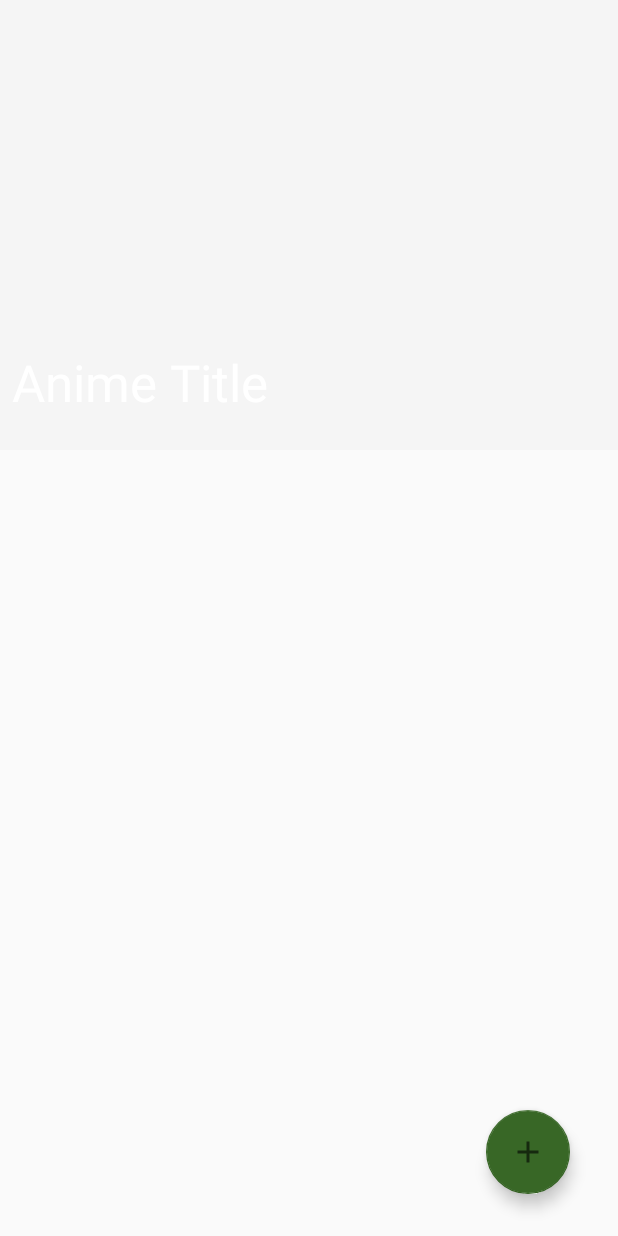
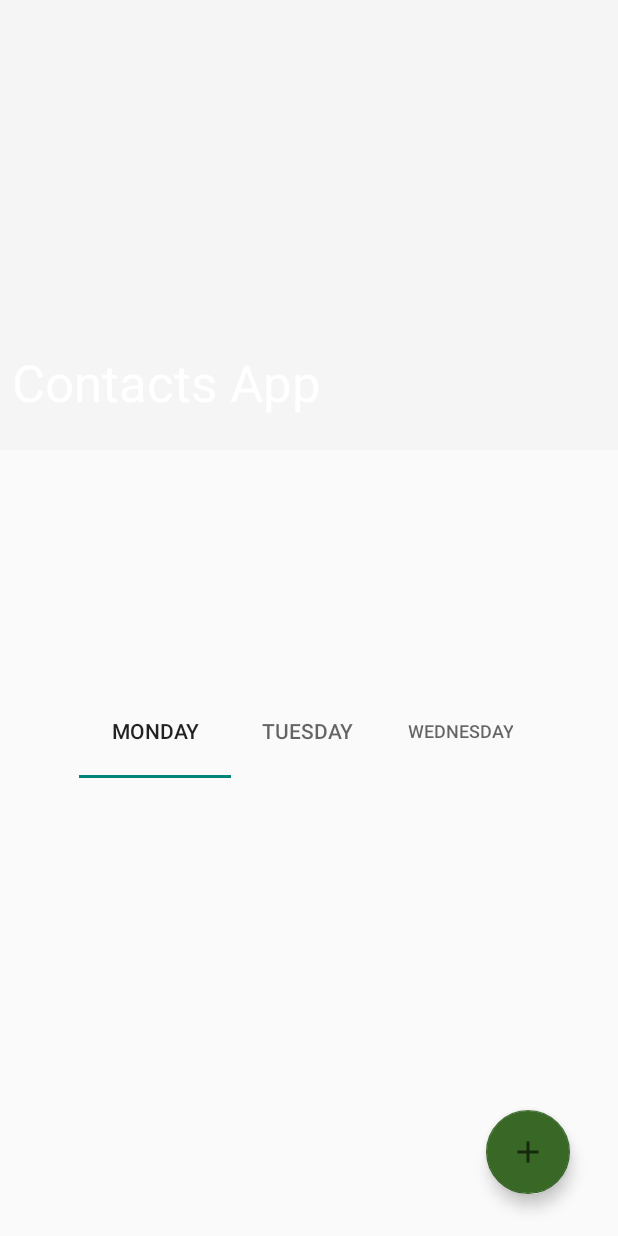
Before and after one commit to barretoalecio/android, an Android app: the layout activity_main.xml on its own in the app's theme, with its tools: preview values and no code run, on a phone screen of 412 x 824 dp. Run offline under Robolectric (Android 15) with nearby library versions, the phone set to English and light mode, and no system bars.

Commit message:
First Commit

```diff
--- a/app/build.gradle
+++ b/app/build.gradle
@@ -31,6 +31,8 @@ android {
 dependencies {
     implementation "androidx.room:room-runtime:2.2.5"
     implementation 'androidx.wear:wear:1.1.0'
+    implementation 'androidx.legacy:legacy-support-v4:1.0.0'
+    implementation 'androidx.recyclerview:recyclerview:1.1.0'
     annotationProcessor "androidx.room:room-compiler:2.2.5"
     androidTestImplementation "androidx.room:room-testing:2.2.5"
     // Lifecycle
--- a/app/src/main/res/layout/activity_main.xml
+++ b/app/src/main/res/layout/activity_main.xml
@@ -30,7 +30,7 @@
                 app:expandedTitleMarginEnd="8dp"
                 app:expandedTitleMarginStart="8dp"
                 app:layout_scrollFlags="exitUntilCollapsed|scroll"
-                app:title="Anime Title"
+                app:title="@string/app_bar_title"
                 app:titleEnabled="true">
 
                 <ImageView
@@ -43,23 +43,10 @@
                     android:layout_width="match_parent"
                     android:layout_height="?attr/actionBarSize"
                     app:title="shshhs" />
+
             </com.google.android.material.appbar.CollapsingToolbarLayout>
         </com.google.android.material.appbar.AppBarLayout>
     </androidx.coordinatorlayout.widget.CoordinatorLayout>
-
-    <androidx.recyclerview.widget.RecyclerView
-        android:id="@+id/recycler_view"
-        android:layout_width="match_parent"
-        android:layout_height="match_parent"
-        android:layout_marginStart="8dp"
-        android:layout_marginEnd="8dp"
-        android:layout_marginBottom="8dp"
-        app:layout_constraintBottom_toBottomOf="parent"
-        app:layout_constraintEnd_toEndOf="parent"
-        app:layout_constraintHorizontal_bias="0.0"
-        app:layout_constraintStart_toStartOf="parent"
-        app:layout_constraintTop_toBottomOf="@+id/coordinatorLayout"
-        app:layout_constraintVertical_bias="0.0" />
 
     <com.google.android.material.floatingactionbutton.FloatingActionButton
         android:id="@+id/add_contact_fab"
@@ -74,4 +61,38 @@
         app:layout_constraintEnd_toEndOf="parent"
         app:srcCompat="@drawable/ic_baseline_add_24" />
 
+    <com.google.android.material.tabs.TabLayout
+        android:id="@+id/tab_bar"
+        android:layout_width="305dp"
+        android:layout_height="63dp"
+        android:layout_marginEnd="1dp"
+        android:layout_marginBottom="66dp"
+        app:layout_constraintBottom_toTopOf="@+id/add_contact_fab"
+        app:layout_constraintEnd_toEndOf="parent"
+        app:layout_constraintStart_toStartOf="parent"
+        app:layout_constraintTop_toBottomOf="@+id/coordinatorLayout">
+
+        <com.google.android.material.tabs.TabItem
+            android:layout_width="wrap_content"
+            android:layout_height="wrap_content"
+            android:text="Monday" />
+
+        <com.google.android.material.tabs.TabItem
+            android:layout_width="wrap_content"
+            android:layout_height="wrap_content"
+            android:text="Tuesday" />
+
+        <com.google.android.material.tabs.TabItem
+            android:layout_width="wrap_content"
+            android:layout_height="wrap_content"
+            android:text="Wednesday" />
+    </com.google.android.material.tabs.TabLayout>
+
+    <androidx.viewpager.widget.ViewPager
+        android:id="@+id/view_pager"
+        android:layout_width="match_parent"
+        android:layout_height="wrap_content"
+        app:layout_constraintTop_toBottomOf="@+id/tab_bar">
+
+    </androidx.viewpager.widget.ViewPager>
 </androidx.constraintlayout.widget.ConstraintLayout>
--- a/app/src/main/res/values/dimens.xml
+++ b/app/src/main/res/values/dimens.xml
@@ -6,4 +6,5 @@
     <dimen name="general_margin">8dp</dimen>
     <dimen name="button_margins">10dp</dimen>
     <dimen name="elevation">12dp</dimen>
+    <dimen name="text_margin">16dp</dimen>
 </resources>
```
Also changed, not shown: app/src/main/java/br/ucsal/contacts/MainActivity.java (+24 -1 lines), app/src/main/java/br/ucsal/contacts/adapter/ViewPageAdapter.java (added, +33 -0 lines), app/src/main/java/br/ucsal/contacts/fragments/FragmentListSortedById.java (added, +72 -0 lines), app/src/main/java/br/ucsal/contacts/fragments/MyItemRecyclerViewAdapter.java (added, +63 -0 lines), app/src/main/java/br/ucsal/contacts/fragments/dummy/DummyContent.java (added, +72 -0 lines), app/src/main/res/layout/fragment_list_sorted_by_id.xml (added, +23 -0 lines), app/src/main/res/layout/fragment_list_sorted_by_id_list.xml (added, +13 -0 lines).
